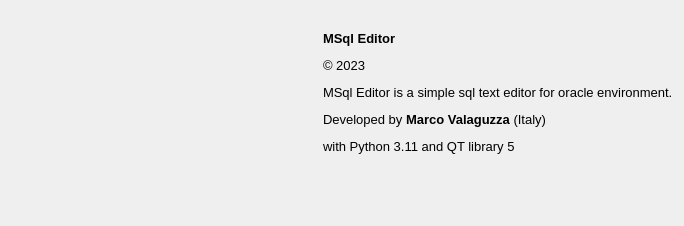
Old version of the form source/qtdesigner/MSql_editor_win3_ui.ui in the repository MValaguz/MSql.
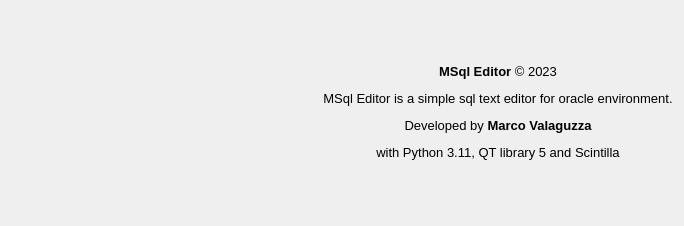
New version of the form. Icons and pictures are not drawn.

```diff
--- a/source/qtdesigner/MSql_editor_win3_ui.ui
+++ b/source/qtdesigner/MSql_editor_win3_ui.ui
@@ -30,7 +30,7 @@
      <item row="0" column="1">
       <widget class="QLabel" name="label_2">
        <property name="text">
-        <string>&lt;html&gt;&lt;head/&gt;&lt;body&gt;&lt;p&gt;&lt;span style=&quot; font-size:10pt; font-weight:600;&quot;&gt;MSql Editor &lt;/span&gt;&lt;/p&gt;&lt;p&gt;&lt;span style=&quot; font-size:10pt;&quot;&gt;© 2023&lt;/span&gt;&lt;/p&gt;&lt;p&gt;&lt;span style=&quot; font-size:10pt;&quot;&gt;MSql Editor is a simple sql text editor for oracle environment.&lt;/span&gt;&lt;/p&gt;&lt;p&gt;&lt;span style=&quot; font-size:10pt;&quot;&gt;Developed by &lt;/span&gt;&lt;span style=&quot; font-size:10pt; font-weight:600;&quot;&gt;Marco Valaguzza&lt;/span&gt;&lt;span style=&quot; font-size:10pt;&quot;&gt; (Italy) &lt;/span&gt;&lt;/p&gt;&lt;p&gt;&lt;span style=&quot; font-size:10pt;&quot;&gt;with Python 3.11 and QT library 5&lt;/span&gt;&lt;/p&gt;&lt;p&gt;&lt;span style=&quot; font-size:10pt;&quot;&gt;&lt;br/&gt;&lt;/span&gt;&lt;/p&gt;&lt;/body&gt;&lt;/html&gt;</string>
+        <string>&lt;html&gt;&lt;head/&gt;&lt;body&gt;&lt;p align=&quot;center&quot;&gt;&lt;br/&gt;&lt;/p&gt;&lt;p align=&quot;center&quot;&gt;&lt;span style=&quot; font-size:10pt; font-weight:600;&quot;&gt;MSql Editor &lt;/span&gt;&lt;span style=&quot; font-size:10pt;&quot;&gt;© 2023&lt;/span&gt;&lt;/p&gt;&lt;p align=&quot;center&quot;&gt;&lt;span style=&quot; font-size:10pt;&quot;&gt;MSql Editor is a simple sql text editor for oracle environment.&lt;/span&gt;&lt;/p&gt;&lt;p align=&quot;center&quot;&gt;&lt;span style=&quot; font-size:10pt;&quot;&gt;Developed by &lt;/span&gt;&lt;span style=&quot; font-size:10pt; font-weight:600;&quot;&gt;Marco Valaguzza&lt;/span&gt;&lt;/p&gt;&lt;p align=&quot;center&quot;&gt;&lt;span style=&quot; font-size:10pt;&quot;&gt;with Python 3.11, QT library 5 and Scintilla&lt;/span&gt;&lt;/p&gt;&lt;p align=&quot;center&quot;&gt;&lt;span style=&quot; font-size:10pt;&quot;&gt;&lt;br/&gt;&lt;/span&gt;&lt;/p&gt;&lt;/body&gt;&lt;/html&gt;</string>
        </property>
        <property name="alignment">
         <set>Qt::AlignLeading|Qt::AlignLeft|Qt::AlignVCenter</set>
```
Left out of the diff: 2 changed lines with no effect on the pictures.
